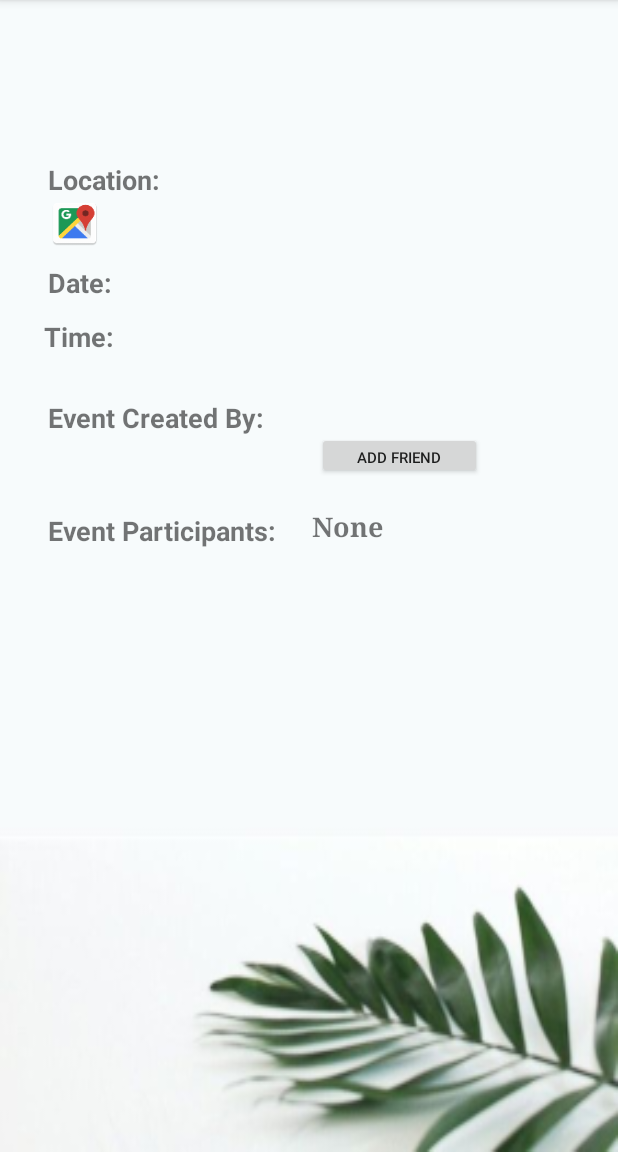
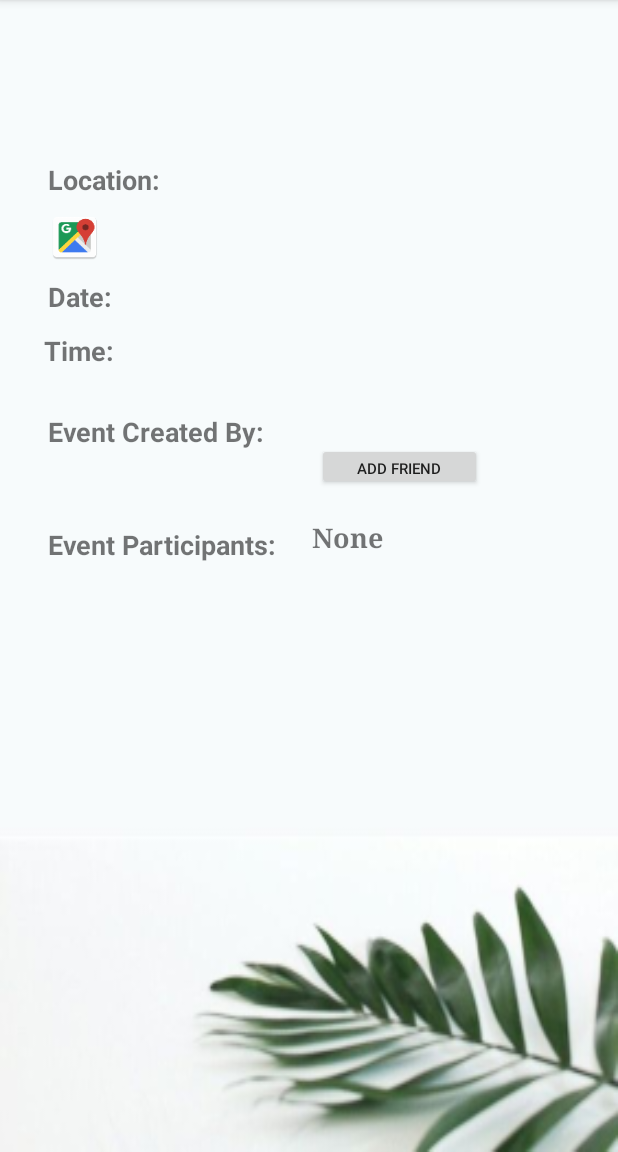
Before and after one commit to Leksha/StudyBuddy, an Android app: the EventDescription screen opened directly, with no data from a screen before it, on a phone screen of 412 x 824 dp, the part 84-1236 px from its top. Run offline under Robolectric (Android 15) with nearby library versions, the phone set to English and light mode, and no system bars; our stand-ins replace Firebase (no records; nobody signed in at launch, a user with empty details on screens opened directly); 1 statement that could not run was skipped.

Commit message:
Expanded the field

```diff
--- a/StudyBuddy/app/src/main/res/layout/activity_event_description.xml
+++ b/StudyBuddy/app/src/main/res/layout/activity_event_description.xml
@@ -66,11 +66,11 @@
 
     <TextView
         android:id="@+id/edLocation"
-        android:layout_width="283dp"
-        android:layout_height="33dp"
+        android:layout_width="287dp"
+        android:layout_height="42dp"
         android:layout_marginLeft="0dp"
         android:layout_marginRight="8dp"
-        android:layout_marginTop="0dp"
+        android:layout_marginTop="-1dp"
         android:layout_weight="1"
         android:gravity="center_vertical"
         android:text="Location"
@@ -87,7 +87,7 @@
         android:layout_marginEnd="8dp"
         android:layout_marginLeft="32dp"
         android:layout_marginStart="32dp"
-        android:layout_marginTop="0dp"
+        android:layout_marginTop="9dp"
         android:layout_weight="0.01"
         android:background="@mipmap/ic_google_map"
         app:layout_constraintLeft_toLeftOf="parent"
```
